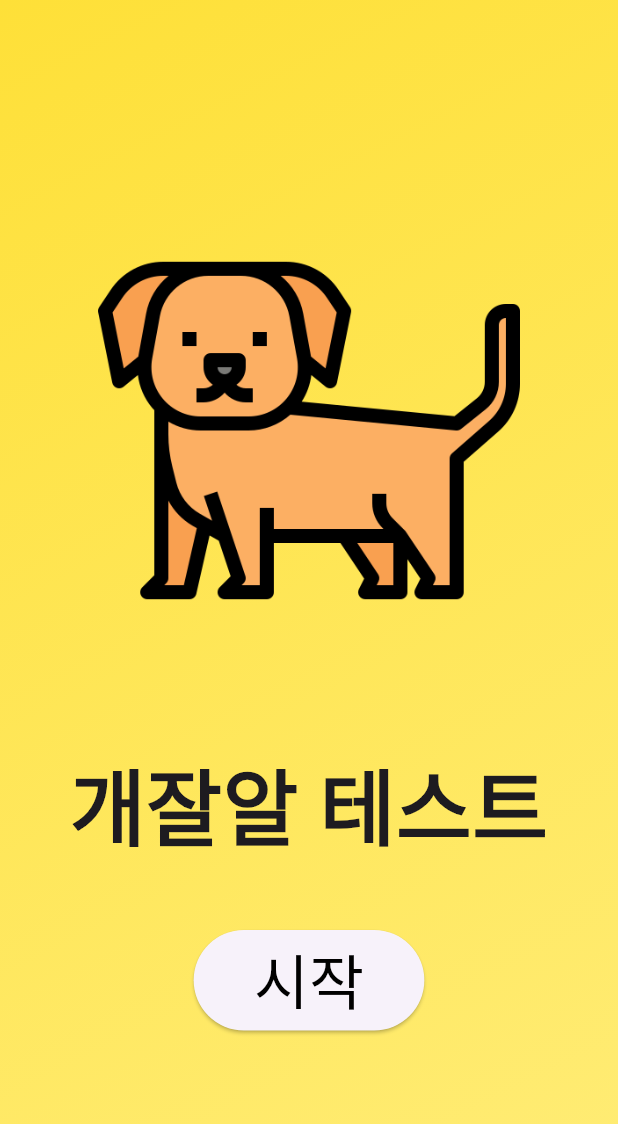
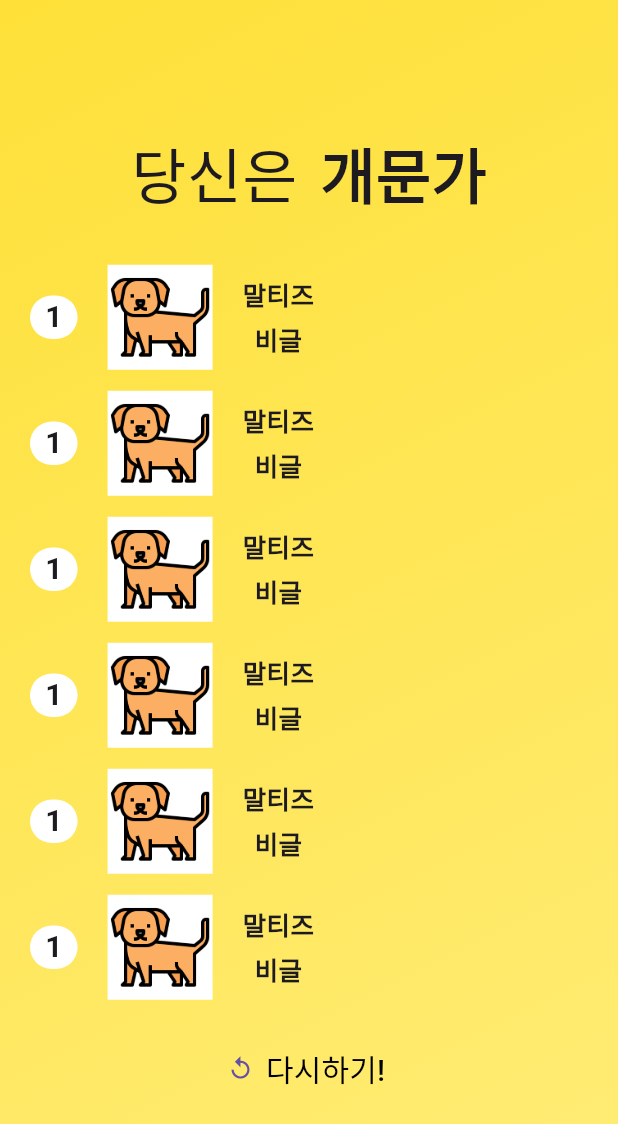
Before and after one commit to JJJangJeongSu/dog_quiz_app, a Flutter app: the screen it shows after launch, on a phone screen of 412 x 824 dp. Shown: the top 1124 px of the screen. Run offline on Flutter 3.47's test engine with Material 3 defaults, Android fonts, the phone set to English and light mode, and no system bars; our stand-ins replace google_fonts.

Commit message:
ResultScreen 디자인

```diff
--- a/lib/screens/frame/main_frame.dart
+++ b/lib/screens/frame/main_frame.dart
@@ -1,4 +1,5 @@
 import 'package:dog_quiz_app/screens/quiz_screen.dart';
+import 'package:dog_quiz_app/screens/result_screen.dart';
 import 'package:dog_quiz_app/screens/title_screen.dart';
 import 'package:flutter/material.dart';
 
@@ -22,8 +23,10 @@ class _MainFrameState extends State<MainFrame> {
   @override
   void initState() {
     super.initState();
-    screenCode = 'title-screen';
-    activeScreen = TitleScreen(startQuiz: startQuiz);
+    // screenCode = 'title-screen';
+    // activeScreen = TitleScreen(startQuiz: startQuiz);
+    screenCode = 'result-scren';
+    activeScreen = ResultScreen();
   }
 
   @override
--- a/lib/screens/result_screen.dart
+++ b/lib/screens/result_screen.dart
@@ -0,0 +1,41 @@
+import 'package:dog_quiz_app/screens/widgets/result_bar.dart';
+import 'package:flutter/material.dart';
+import 'package:google_fonts/google_fonts.dart';
+
+class ResultScreen extends StatelessWidget {
+  @override
+  Widget build(context) {
+    return Column(
+      mainAxisSize: MainAxisSize.min,
+      children: [
+        Row(mainAxisSize: MainAxisSize.min, children: [
+          Text("당신은", style: GoogleFonts.nanumGothic(fontSize: 40)),
+          const SizedBox(
+            width: 15,
+          ),
+          Text("개문가",
+              style: GoogleFonts.nanumGothic(
+                  fontSize: 40, fontWeight: FontWeight.w700))
+        ]),
+        const SizedBox(
+          height: 25,
+        ),
+        ResultBar(),
+        ResultBar(),
+        ResultBar(),
+        ResultBar(),
+        ResultBar(),
+        ResultBar(),
+        const SizedBox(
+          height: 15,
+        ),
+        TextButton.icon(
+            icon: const Icon(Icons.replay),
+            onPressed: () {},
+            label: Text("다시하기!",
+                style: GoogleFonts.nanumGothic(
+                    fontSize: 20, color: Colors.black))),
+      ],
+    );
+  }
+}
--- /dev/null
+++ b/lib/screens/widgets/result_bar.dart
@@ -0,0 +1,52 @@
+import 'package:flutter/material.dart';
+import 'package:google_fonts/google_fonts.dart';
+
+class ResultBar extends StatelessWidget {
+  @override
+  Widget build(context) {
+    return Container(
+      margin: const EdgeInsets.symmetric(vertical: 7),
+      padding: const EdgeInsets.symmetric(horizontal: 20),
+      child: Row(
+        children: [
+          Container(
+            padding: const EdgeInsets.symmetric(horizontal: 10),
+            decoration: BoxDecoration(
+              borderRadius: BorderRadius.circular(360),
+              color: Colors.white,
+            ),
+            child: Text(
+              "1",
+              style: GoogleFonts.nanumGothic(
+                  fontSize: 20, fontWeight: FontWeight.w700),
+            ),
+          ),
+          Container(
+            margin: const EdgeInsets.symmetric(horizontal: 20),
+            decoration: const BoxDecoration(color: Colors.white),
+            child: Image.asset(
+              'lib/assets/images/logo/dog.png',
+              width: 70,
+              height: 70,
+            ),
+          ),
+          Column(
+            children: [
+              Text(
+                "말티즈",
+                style: GoogleFonts.nanumGothic(
+                    fontSize: 17, fontWeight: FontWeight.w600),
+              ),
+              const SizedBox(
+                height: 6,
+              ),
+              Text("비글",
+                  style: GoogleFonts.nanumGothic(
+                      fontSize: 17, fontWeight: FontWeight.w600))
+            ],
+          )
+        ],
+      ),
+    );
+  }
+}
```
